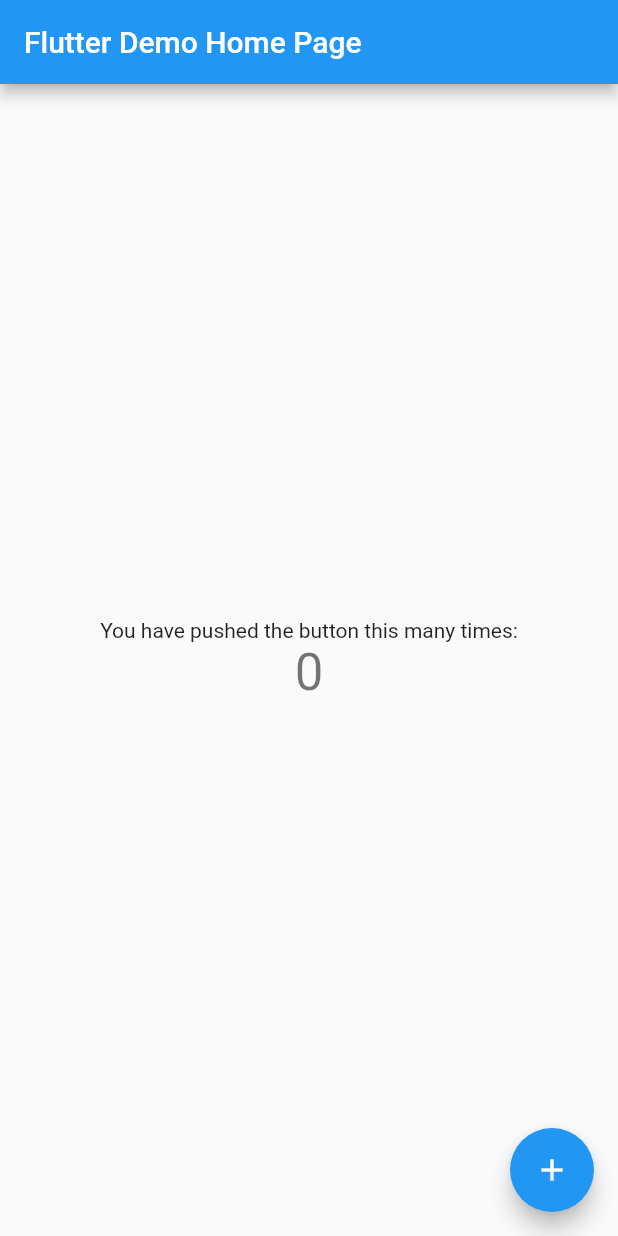
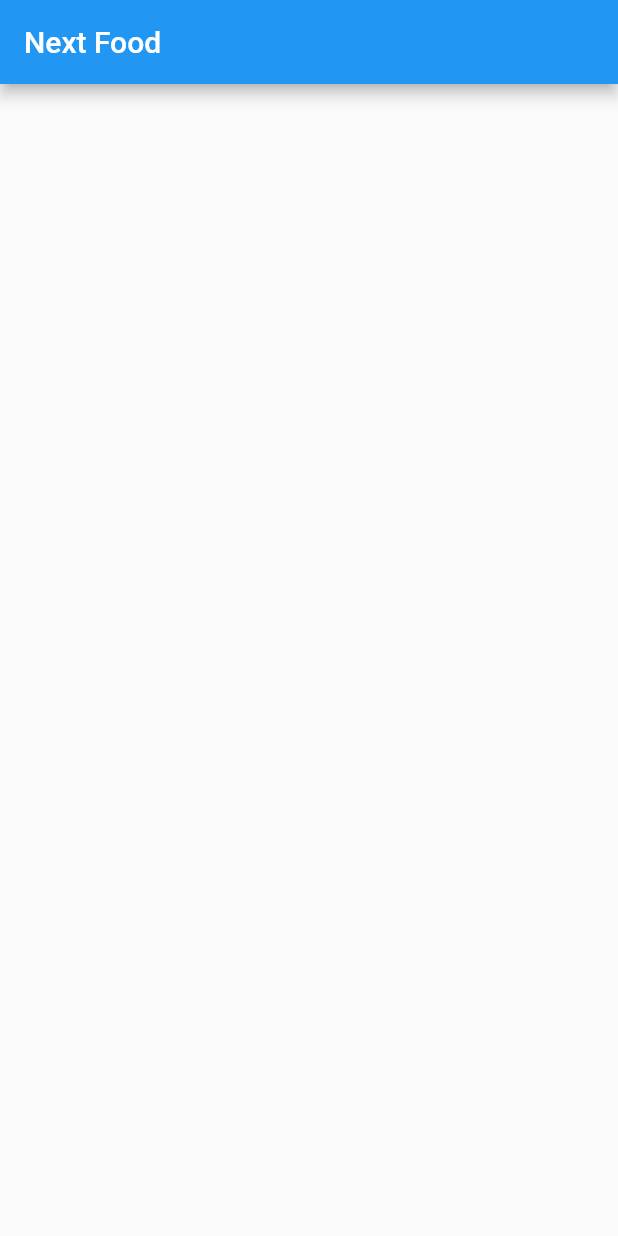
Before and after one commit to josetr/NextFood, a Flutter app: the screen it shows after launch, on a phone screen of 412 x 824 dp. Run offline on Flutter 3.47's test engine with Material 2 defaults, Android fonts, the light colour scheme and no system bars.

Commit message:
Remove template code

```diff
--- a/lib/main.dart
+++ b/lib/main.dart
@@ -11,35 +11,17 @@
   @override
   Widget build(BuildContext context) {
     return MaterialApp(
-      title: 'Flutter Demo',
+      title: 'Next Food',
       theme: ThemeData(
-        // This is the theme of your application.
-        //
-        // Try running your application with "flutter run". You'll see the
-        // application has a blue toolbar. Then, without quitting the app, try
-        // changing the primarySwatch below to Colors.green and then invoke
-        // "hot reload" (press "r" in the console where you ran "flutter run",
-        // or simply save your changes to "hot reload" in a Flutter IDE).
-        // Notice that the counter didn't reset back to zero; the application
-        // is not restarted.
         primarySwatch: Colors.blue,
       ),
-      home: const MyHomePage(title: 'Flutter Demo Home Page'),
+      home: const MyHomePage(title: 'Next Food'),
     );
   }
 }
 
 class MyHomePage extends StatefulWidget {
   const MyHomePage({Key? key, required this.title}) : super(key: key);
-
-  // This widget is the home page of your application. It is stateful, meaning
-  // that it has a State object (defined below) that contains fields that affect
-  // how it looks.
-
-  // This class is the configuration for the state. It holds the values (in this
-  // case the title) provided by the parent (in this case the App widget) and
-  // used by the build method of the State. Fields in a Widget subclass are
-  // always marked "final".
 
   final String title;
 
@@ -48,68 +30,12 @@
 }
 
 class _MyHomePageState extends State<MyHomePage> {
-  int _counter = 0;
-
-  void _incrementCounter() {
-    setState(() {
-      // This call to setState tells the Flutter framework that something has
-      // changed in this State, which causes it to rerun the build method below
-      // so that the display can reflect the updated values. If we changed
-      // _counter without calling setState(), then the build method would not be
-      // called again, and so nothing would appear to happen.
-      _counter++;
-    });
-  }
-
   @override
   Widget build(BuildContext context) {
-    // This method is rerun every time setState is called, for instance as done
-    // by the _incrementCounter method above.
-    //
-    // The Flutter framework has been optimized to make rerunning build methods
-    // fast, so that you can just rebuild anything that needs updating rather
-    // than having to individually change instances of widgets.
     return Scaffold(
       appBar: AppBar(
-        // Here we take the value from the MyHomePage object that was created by
-        // the App.build method, and use it to set our appbar title.
         title: Text(widget.title),
       ),
-      body: Center(
-        // Center is a layout widget. It takes a single child and positions it
-        // in the middle of the parent.
-        child: Column(
-          // Column is also a layout widget. It takes a list of children and
-          // arranges them vertically. By default, it sizes itself to fit its
-          // children horizontally, and tries to be as tall as its parent.
-          //
-          // Invoke "debug painting" (press "p" in the console, choose the
-          // "Toggle Debug Paint" action from the Flutter Inspector in Android
-          // Studio, or the "Toggle Debug Paint" command in Visual Studio Code)
-          // to see the wireframe for each widget.
-          //
-          // Column has various properties to control how it sizes itself and
-          // how it positions its children. Here we use mainAxisAlignment to
-          // center the children vertically; the main axis here is the vertical
-          // axis because Columns are vertical (the cross axis would be
-          // horizontal).
-          mainAxisAlignment: MainAxisAlignment.center,
-          children: <Widget>[
-            const Text(
-              'You have pushed the button this many times:',
-            ),
-            Text(
-              '$_counter',
-              style: Theme.of(context).textTheme.headline4,
-            ),
-          ],
-        ),
-      ),
-      floatingActionButton: FloatingActionButton(
-        onPressed: _incrementCounter,
-        tooltip: 'Increment',
-        child: const Icon(Icons.add),
-      ), // This trailing comma makes auto-formatting nicer for build methods.
     );
   }
 }
```
